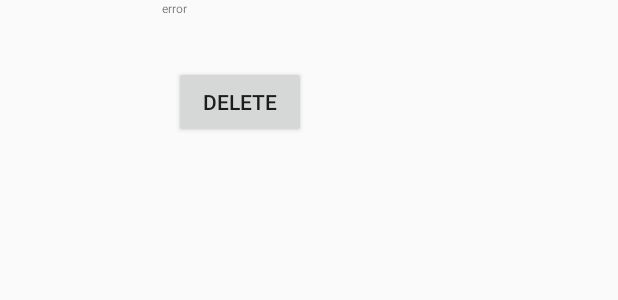
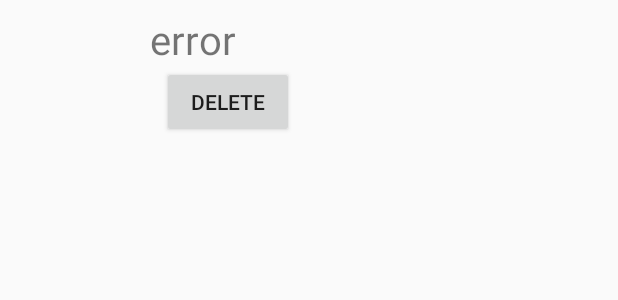
Before and after one commit to dmichelin/TapGuide, an Android app: the layout item_saved_trip.xml on its own in the app's theme, with its tools: preview values and no code run, on a phone screen of 412 x 824 dp. Shown: the top 300 px of the screen. Run offline under Robolectric (Android 15) with nearby library versions, the phone set to English and light mode, and no system bars; plain views replace BootstrapButton.

Commit message:
improved UX by adding a couple of error messages

```diff
--- a/app/build.gradle
+++ b/app/build.gradle
@@ -31,7 +31,6 @@ dependencies {
     compile 'com.github.ybq:Android-SpinKit:1.1.0'
     compile 'com.squareup.picasso:picasso:2.5.2'
     compile 'io.github.ranga543:yelp-fusion-client:0.1.3'
-    compile 'com.willowtreeapps.spruce:spruce-android:1.0.1'
     testImplementation 'junit:junit:4.12'
     compile 'com.beardedhen:androidbootstrap:2.0.0'
     androidTestImplementation 'com.android.support.test:runner:1.0.1'
--- a/app/src/main/java/tech/danielmichelin/tapguide/Screens/InitializeTripScreen/InitializeTripActivity.kt
+++ b/app/src/main/java/tech/danielmichelin/tapguide/Screens/InitializeTripScreen/InitializeTripActivity.kt
@@ -35,7 +35,7 @@ class InitializeTripActivity : AppCompatActivity(), InitializeTripView, Building
 
         // get the zip code from the previous intent
         val zipCodeEt = findViewById<EditText>(R.id.postalCodeEt)
-        zipCodeEt.text = Editable.Factory.getInstance().newEditable(intent.getStringExtra("ZIP"))
+        zipCodeEt.text = Editable.Factory.getInstance().newEditable(intent.getStringExtra("address"))
 
         // get the two radio buttons
         distanceRadio= findViewById(R.id.distanceButtonGroup)
--- a/app/src/main/java/tech/danielmichelin/tapguide/Screens/InitializeTripScreen/InitializeTripPresenterImpl.kt
+++ b/app/src/main/java/tech/danielmichelin/tapguide/Screens/InitializeTripScreen/InitializeTripPresenterImpl.kt
@@ -95,6 +95,11 @@ class InitializeTripPresenterImpl(val tripView: InitializeTripView): InitializeT
                 food.businesses.removeAll(newList)
                 activities.businesses.removeAll(newList)
 
+                if (newList.size < 1) {
+                    error = true
+                    errorMsg = "No results were found! Try a different search criteria"
+                }
+
             } catch (err: UnexpectedAPIError) {
                 error = true
                 errorMsg = err.description
--- a/app/src/main/res/layout/activity_initialize_trip.xml
+++ b/app/src/main/res/layout/activity_initialize_trip.xml
@@ -26,12 +26,14 @@
 
     <EditText
         android:id="@+id/postalCodeEt"
+        android:gravity="center"
+        android:hint="Enter a location"
         android:layout_width="wrap_content"
         android:layout_height="wrap_content"
         android:layout_marginEnd="8dp"
         android:layout_marginStart="8dp"
         android:layout_marginTop="8dp"
-        android:textSize="60sp"
+        android:textSize="40sp"
         app:layout_constraintBottom_toTopOf="@+id/textView"
         app:layout_constraintEnd_toEndOf="@+id/distanceButtonGroup"
         app:layout_constraintStart_toStartOf="@+id/distanceButtonGroup"
--- a/app/src/main/res/layout/item_saved_trip.xml
+++ b/app/src/main/res/layout/item_saved_trip.xml
@@ -6,12 +6,17 @@
 
     <TextView
         android:id="@+id/trip_id_tv"
-        android:layout_width="wrap_content"
-        android:layout_height="wrap_content"
-        android:layout_marginLeft="8dp"
+        android:layout_width="0dp"
+        android:layout_height="0dp"
+        android:layout_marginRight="8dp"
+        android:layout_marginTop="8dp"
+        android:autoSizeTextType="uniform"
+        android:text="error"
         android:textSize="@dimen/bootstrap_h1_text_size"
-        android:text="error"
-        app:layout_constraintStart_toEndOf="@+id/trip_image_imageview" />
+        app:layout_constraintBottom_toTopOf="@+id/delete_trip_button"
+        app:layout_constraintEnd_toEndOf="parent"
+        app:layout_constraintStart_toEndOf="@+id/trip_image_imageview"
+        app:layout_constraintTop_toTopOf="@+id/trip_image_imageview" />
 
     <ImageView
         android:id="@+id/trip_image_imageview"
```
Also changed, not shown: app/src/main/java/tech/danielmichelin/tapguide/Screens/SplashScreen/SplashScreenActivity.kt (+6 -4 lines).
